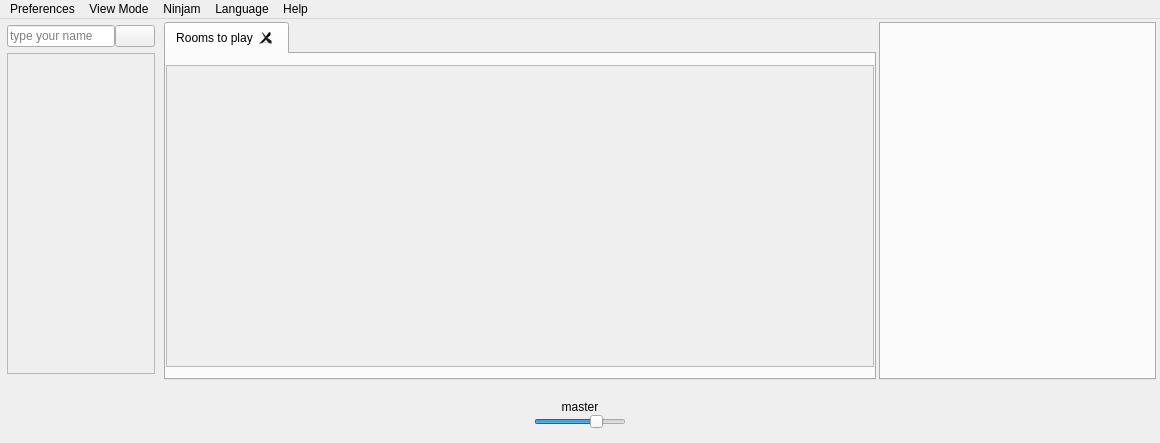
Before: the Qt Designer form src/Common/gui/MainWindow.ui in elieserdejesus/JamTaba, drawn with Qt 5.
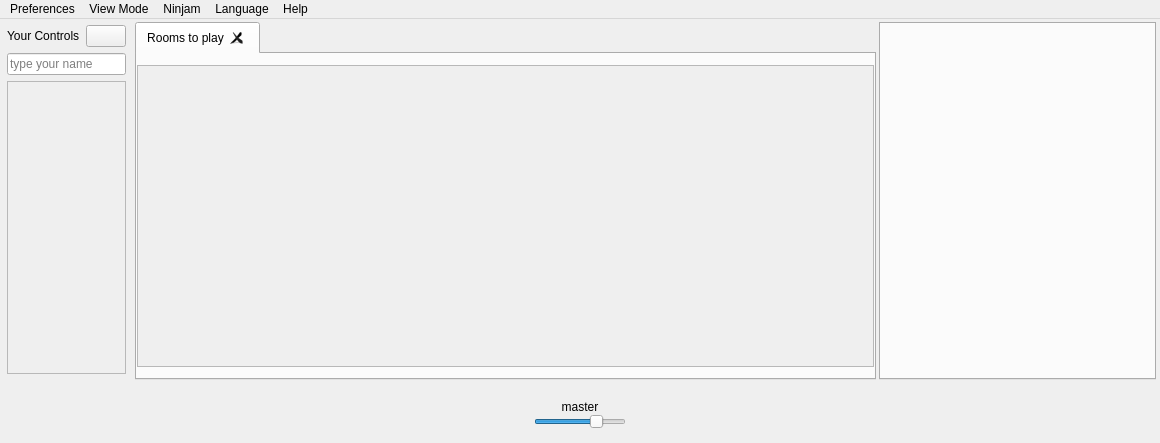
After: the same form once the commit is applied. Icons and pictures are not drawn. Custom widgets are drawn as their Qt base class.

Commit message: Using the 'Your Controls' label in top of local controls

Patch:
```diff
--- a/src/Common/gui/MainWindow.ui
+++ b/src/Common/gui/MainWindow.ui
@@ -114,7 +114,7 @@
                <rect>
                 <x>0</x>
                 <y>0</y>
-                <width>687</width>
+                <width>719</width>
                 <height>301</height>
                </rect>
               </property>
@@ -343,31 +343,9 @@
         <number>6</number>
        </property>
        <item>
-        <widget class="QWidget" name="topWidget" native="true">
-         <property name="sizePolicy">
-          <sizepolicy hsizetype="MinimumExpanding" vsizetype="Maximum">
-           <horstretch>0</horstretch>
-           <verstretch>0</verstretch>
-          </sizepolicy>
-         </property>
-         <layout class="QHBoxLayout" name="horizontalLayout_2">
-          <property name="spacing">
-           <number>0</number>
-          </property>
-          <property name="leftMargin">
-           <number>0</number>
-          </property>
-          <property name="topMargin">
-           <number>0</number>
-          </property>
-          <property name="rightMargin">
-           <number>0</number>
-          </property>
-          <property name="bottomMargin">
-           <number>0</number>
-          </property>
+        <layout class="QHBoxLayout" name="topLayout">
           <item>
-           <widget class="UserNameLineEdit" name="userNameLineEdit">
+          <widget class="QLabel" name="labelYourControls">
             <property name="sizePolicy">
              <sizepolicy hsizetype="Preferred" vsizetype="Preferred">
               <horstretch>1</horstretch>
@@ -375,10 +353,7 @@
              </sizepolicy>
             </property>
             <property name="text">
-             <string notr="true"/>
-            </property>
-            <property name="placeholderText">
-             <string>type your name</string>
+            <string>Your Controls</string>
             </property>
            </widget>
           </item>
@@ -396,6 +371,21 @@
            </widget>
           </item>
          </layout>
+       </item>
+       <item>
+        <widget class="UserNameLineEdit" name="userNameLineEdit">
+         <property name="sizePolicy">
+          <sizepolicy hsizetype="Preferred" vsizetype="Preferred">
+           <horstretch>1</horstretch>
+           <verstretch>0</verstretch>
+          </sizepolicy>
+         </property>
+         <property name="text">
+          <string notr="true"/>
+         </property>
+         <property name="placeholderText">
+          <string>type your name</string>
+         </property>
         </widget>
        </item>
        <item>
```
Left out of the diff: 2 changed lines with no effect on the pictures. Lines whose indentation alone changed are shown as unchanged. The commit also changes 2 other files.
